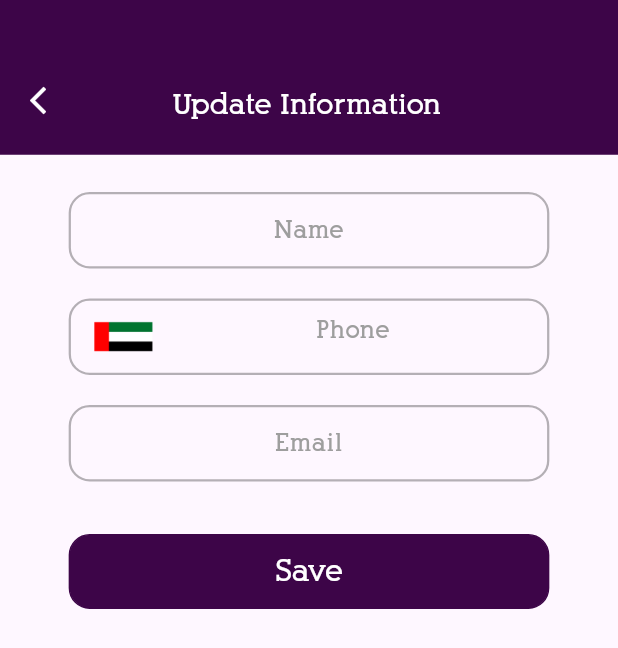
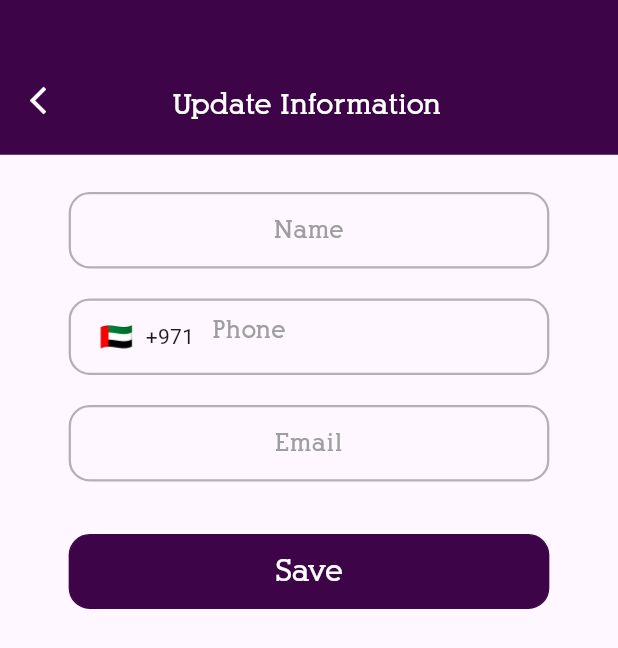
Before and after one commit to ZeyadKhaled12/flutter_test, a Flutter app: the HomeScreen screen opened by its route, after a tap on "Update Information", on a phone screen of 412 x 824 dp. Shown: the top 648 px of the screen. Run offline on Flutter 3.47's test engine with Material 3 defaults, Android fonts, the phone set to English and light mode, and no system bars; drawn by our look-alikes of intl_phone_field; our stand-ins replace either_dart, equatable, get, shared_preferences; accounts and stored records are empty; statements that could not run were skipped.

Commit message:
version 2

```diff
--- /dev/null
+++ b/lib/core/general_widgets/general_phone_text_field_widget.dart
@@ -0,0 +1,53 @@
+import 'package:flutter/material.dart';
+import 'package:intl_phone_field/countries.dart';
+import 'package:intl_phone_field/intl_phone_field.dart';
+
+import '../assets_manager.dart';
+
+class GPhoneTextFieldWidget extends StatelessWidget {
+  const GPhoneTextFieldWidget(
+      {super.key,
+      required this.hintText,
+      required this.controller,
+      required this.onCountryChanged});
+  final String hintText;
+  final TextEditingController controller;
+  final Function(Country country) onCountryChanged;
+
+  @override
+  Widget build(BuildContext context) {
+    return Container(
+      margin: EdgeInsets.only(
+          bottom: 20,
+          left: MediaQuery.of(context).size.width * 1 / 9,
+          right: MediaQuery.of(context).size.width * 1 / 9),
+      width: double.infinity,
+      decoration: BoxDecoration(
+        borderRadius: BorderRadius.circular(14),
+        border: Border.all(color: Colors.black.withOpacity(0.29), width: 1.5),
+      ),
+      padding: const EdgeInsets.only(right: 15, left: 15),
+      child: IntlPhoneField(
+        showDropdownIcon: false,
+        controller: controller,
+        cursorColor: const Color.fromRGBO(0, 0, 0, 1),
+        onCountryChanged: onCountryChanged,
+        style: TextStyle(
+            color: Theme.of(context).primaryColor,
+            fontSize: 16,
+            fontWeight: FontWeight.bold,
+            fontFamily: FontsAssets.alexandriaFont),
+        decoration: InputDecoration(
+            border: InputBorder.none,
+            hintText: hintText,
+            counterText: '',
+            hintStyle: const TextStyle(
+                color: Colors.grey,
+                fontSize: 16,
+                fontWeight: FontWeight.bold,
+                fontFamily: FontsAssets.alexandriaFont)),
+        initialCountryCode: 'AE',
+      ),
+    );
+  }
+}
--- a/lib/core/general_widgets/general_text_field_widget.dart
+++ b/lib/core/general_widgets/general_text_field_widget.dart
@@ -8,12 +8,10 @@ class GeneralTextFieldWidget extends StatefulWidget {
       {super.key,
       required this.hintText,
       required this.textEditingController,
-      this.isPassword = false,
-      this.isPhoneNumber = false});
+      this.isPassword = false});
   final String hintText;
   final TextEditingController textEditingController;
   final bool isPassword;
-  final bool isPhoneNumber;
 
   @override
   State<GeneralTextFieldWidget> createState() => _GeneralTextFieldState();
@@ -36,10 +34,6 @@ class _GeneralTextFieldState extends State<GeneralTextFieldWidget> {
       child: TextField(
         controller: widget.textEditingController,
         cursorColor: Colors.black,
-        keyboardType: widget.isPhoneNumber ? TextInputType.number : null,
-        inputFormatters: widget.isPhoneNumber
-            ? <TextInputFormatter>[FilteringTextInputFormatter.digitsOnly]
-            : null,
         obscureText: widget.isPassword && !isSeePassword ? true : false,
         textAlign: TextAlign.center,
         style: TextStyle(
@@ -48,13 +42,6 @@ class _GeneralTextFieldState extends State<GeneralTextFieldWidget> {
             fontWeight: FontWeight.bold,
             fontFamily: FontsAssets.alexandriaFont),
         decoration: InputDecoration(
-            prefixIcon: widget.isPhoneNumber
-                ? const Padding(
-                    padding: EdgeInsets.only(left: 15),
-                    child: Image(
-                        image: AssetImage(ImgAssets.emiratesFlag), width: 40),
-                  )
-                : null,
             suffixIcon: widget.isPassword
                 ? IconButton(
                     onPressed: () {
--- a/lib/data/repository/home_repos.dart/base_home_repo.dart
+++ b/lib/data/repository/home_repos.dart/base_home_repo.dart
@@ -7,7 +7,7 @@ import '../../../modules/home/model/update_password_model.dart';
 abstract class BaseHomeRepo {
   Future<Either<Failure, UserModel>> updateInfo(
       UpdateInfoModel updateInfoModel);
-  Future<Either<Failure, UserModel>> updatePassword(
+  Future<Either<Failure, void>> updatePassword(
       UpdatePasswordModel updatePasswordModel);
   Future<Either<Failure, void>> deleterUser(String token);
   Future<void> updatePrefUser(UserModel userModel);
--- a/lib/data/repository/home_repos.dart/home_repo.dart
+++ b/lib/data/repository/home_repos.dart/home_repo.dart
@@ -27,7 +27,7 @@ class HomeRepo extends BaseHomeRepo {
   }
 
   @override
-  Future<Either<Failure, UserModel>> updatePassword(
+  Future<Either<Failure, void>> updatePassword(
       UpdatePasswordModel updatePasswordModel) async {
     try {
       final result =
--- a/lib/modules/auth/widget/login_body.dart
+++ b/lib/modules/auth/widget/login_body.dart
@@ -1,5 +1,6 @@
 import 'package:flutter/material.dart';
 import 'package:fluttertest/core/enums.dart';
+import 'package:fluttertest/core/general_widgets/general_phone_text_field_widget.dart';
 import 'package:get/get.dart';
 
 import '../../../core/general_widgets/general_button_widget.dart';
--- a/lib/modules/home/controllers/home_controller.dart
+++ b/lib/modules/home/controllers/home_controller.dart
@@ -39,7 +39,6 @@ class HomeController extends GetxController {
       requestState.value = RequestState.error;
       errorMessage.value = l.message;
     }, (r) async {
-      userModel.value = r;
       requestState.value = RequestState.loaded;
     });
   }
--- a/lib/modules/home/model/update_password_model.dart
+++ b/lib/modules/home/model/update_password_model.dart
@@ -1,4 +1,5 @@
 import 'package:equatable/equatable.dart';
+import 'package:http/http.dart' as http;
 
 class UpdatePasswordModel extends Equatable {
   final String newPassword;
@@ -12,11 +13,19 @@ class UpdatePasswordModel extends Equatable {
       required this.currentPassword,
       required this.token});
 
-  Map<String, dynamic> toJson() => {
-        'password': newPassword,
-        'password_confirm': passwordConfirm,
-        'current_password': currentPassword
-      };
+  Future<http.MultipartRequest> toJson(String url) async {
+    final req = http.MultipartRequest('POST', Uri.parse(url))
+      ..fields['password'] = newPassword
+      ..fields['password_confirm'] = passwordConfirm
+      ..fields['current_password'] = currentPassword;
+    return req;
+  }
+
+  // Map<String, dynamic> toJson() => {
+  //       'password': newPassword,
+  //       'password_confirm': passwordConfirm,
+  //       'current_password': currentPassword
+  //     };
 
   @override
   List<Object?> get props => [newPassword, passwordConfirm, currentPassword];
--- a/lib/modules/home/view/update_information_screen.dart
+++ b/lib/modules/home/view/update_information_screen.dart
@@ -3,6 +3,7 @@ import 'package:fluttertest/core/enums.dart';
 import 'package:fluttertest/modules/home/controllers/home_controller.dart';
 import 'package:fluttertest/modules/home/model/update_info_model.dart';
 import 'package:get/get.dart';
+import 'package:intl_phone_field/countries.dart';
 
 import '../../../core/general_widgets/general_snack_bar.dart';
 import '../widget/update_body_widget.dart';
@@ -20,6 +21,7 @@ class _UpdateInformationScreenState extends State<UpdateInformationScreen> {
   List<TextEditingController> controllers =
       List.generate(3, (index) => TextEditingController());
   final HomeController homeController = Get.find();
+  Country? country;
 
   @override
   Widget build(BuildContext context) {
@@ -29,11 +31,16 @@ class _UpdateInformationScreenState extends State<UpdateInformationScreen> {
         isLoading: homeController.requestState.value == RequestState.loading,
         textFieldsIsPhone: const [false, true, false],
         textEditingControllers: controllers,
+        onCountryChanged: (country) {
+          setState(() {
+            this.country = country;
+          });
+        },
         textFieldsTexts: const ['Name', 'Phone', 'Email'],
         onPressed: () async {
           await homeController.updateInfo(UpdateInfoModel(
               token: homeController.userModel.value.token,
-              countryCode: '+971',
+              countryCode: country == null ? '+971' : country!.dialCode,
               name: controllers[0].text,
               phone: controllers[1].text,
               email: controllers[2].text));
--- a/lib/modules/home/widget/home_body.dart
+++ b/lib/modules/home/widget/home_body.dart
@@ -24,7 +24,6 @@ class _HomeBodyState extends State<HomeBody> {
   @override
   void initState() {
     homeController.onChanged(Get.arguments);
-    print(homeController.userModel.value.token);
     super.initState();
   }
 
@@ -43,7 +42,8 @@ class _HomeBodyState extends State<HomeBody> {
             ),
             ListTileWidget(
               iconData: Icons.phone_android_outlined,
-              value: homeController.userModel.value.phone,
+              value:
+                  '${homeController.userModel.value.countryCode} ${homeController.userModel.value.phone}',
             ),
             ListTileWidget(
               iconData: Icons.email_outlined,
--- a/lib/modules/home/widget/update_body_widget.dart
+++ b/lib/modules/home/widget/update_body_widget.dart
@@ -1,4 +1,6 @@
 import 'package:flutter/material.dart';
+import 'package:fluttertest/core/general_widgets/general_phone_text_field_widget.dart';
+import 'package:intl_phone_field/countries.dart';
 
 import '../../../core/general_widgets/general_button_widget.dart';
 import '../../../core/general_widgets/general_text_field_widget.dart';
@@ -13,7 +15,8 @@ class HomeUpdateBodyWidget extends StatelessWidget {
       required this.title,
       required this.textEditingControllers,
       required this.onPressed,
-      required this.isLoading});
+      required this.isLoading,
+      this.onCountryChanged});
   final String title;
   final List<String> textFieldsTexts;
   final List<bool> textFieldsIsPassword;
@@ -21,6 +24,7 @@ class HomeUpdateBodyWidget extends StatelessWidget {
   final List<TextEditingController> textEditingControllers;
   final Function() onPressed;
   final bool isLoading;
+  final Function(Country country)? onCountryChanged;
 
   @override
   Widget build(BuildContext context) {
@@ -34,11 +38,15 @@ class HomeUpdateBodyWidget extends StatelessWidget {
           Column(
             children: List.generate(
               textFieldsTexts.length,
-              (index) => GeneralTextFieldWidget(
-                  hintText: textFieldsTexts[index],
-                  isPhoneNumber: textFieldsIsPhone[index],
-                  isPassword: textFieldsIsPassword[index],
-                  textEditingController: textEditingControllers[index]),
+              (index) => textFieldsIsPhone[index]
+                  ? GPhoneTextFieldWidget(
+                      hintText: textFieldsTexts[index],
+                      controller: textEditingControllers[index],
+                      onCountryChanged: onCountryChanged!)
+                  : GeneralTextFieldWidget(
+                      hintText: textFieldsTexts[index],
+                      isPassword: textFieldsIsPassword[index],
+                      textEditingController: textEditingControllers[index]),
             ),
           ),
           const Padding(padding: EdgeInsets.only(top: 15)),
--- a/pubspec.yaml
+++ b/pubspec.yaml
@@ -40,6 +40,7 @@ dependencies:
   equatable: ^2.0.5
   http: ^1.1.0
   shared_preferences: ^2.2.2
+  intl_phone_field: ^3.2.0
 
 dev_dependencies:
   flutter_test:
```
Also changed, not shown: lib/data/datasource/home_remote_data_source.dart (+27 -15 lines), lib/modules/auth/widget/register_body.dart (+12 -4 lines), pubspec.lock, 5 other files.
